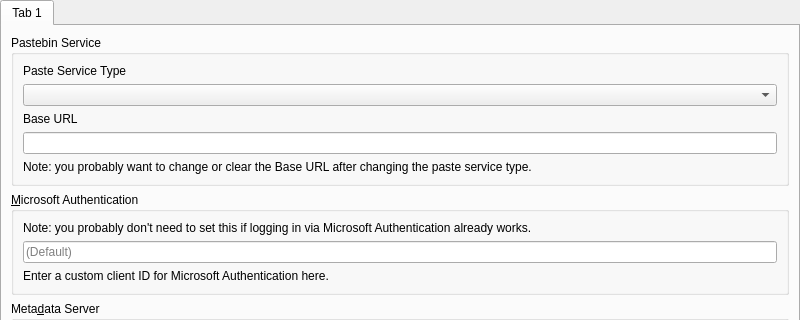
FreesmTeam/FreesmLauncher, file launcher/ui/pages/global/APIPage.ui: the form before one commit; both pictures show x 0 to 800 and y 0 to 320 of the 800 by 600 pixel window.
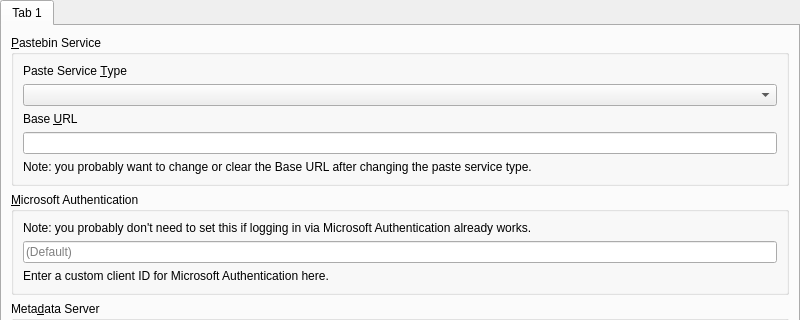
The form after the commit.

Commit message: fix: fix mnemonics in APIPage

What changed in the file:
```diff
--- a/launcher/ui/pages/global/APIPage.ui
+++ b/launcher/ui/pages/global/APIPage.ui
@@ -36,13 +36,16 @@
        <item>
         <widget class="QGroupBox" name="groupBox_paste">
          <property name="title">
-          <string>Pastebin Service</string>
+          <string>&amp;Pastebin Service</string>
          </property>
          <layout class="QVBoxLayout" name="verticalLayout_3">
           <item>
            <widget class="QLabel" name="pasteServiceTypeLabel">
             <property name="text">
-             <string>Paste Service Type</string>
+             <string>Paste Service &amp;Type</string>
+            </property>
+            <property name="buddy">
+             <cstring>pasteTypeComboBox</cstring>
             </property>
            </widget>
           </item>
@@ -52,7 +55,10 @@
           <item>
            <widget class="QLabel" name="baseURLLabel">
             <property name="text">
-             <string>Base URL</string>
+             <string>Base &amp;URL</string>
+            </property>
+            <property name="buddy">
+             <cstring>baseURLEntry</cstring>
             </property>
            </widget>
           </item>
```
